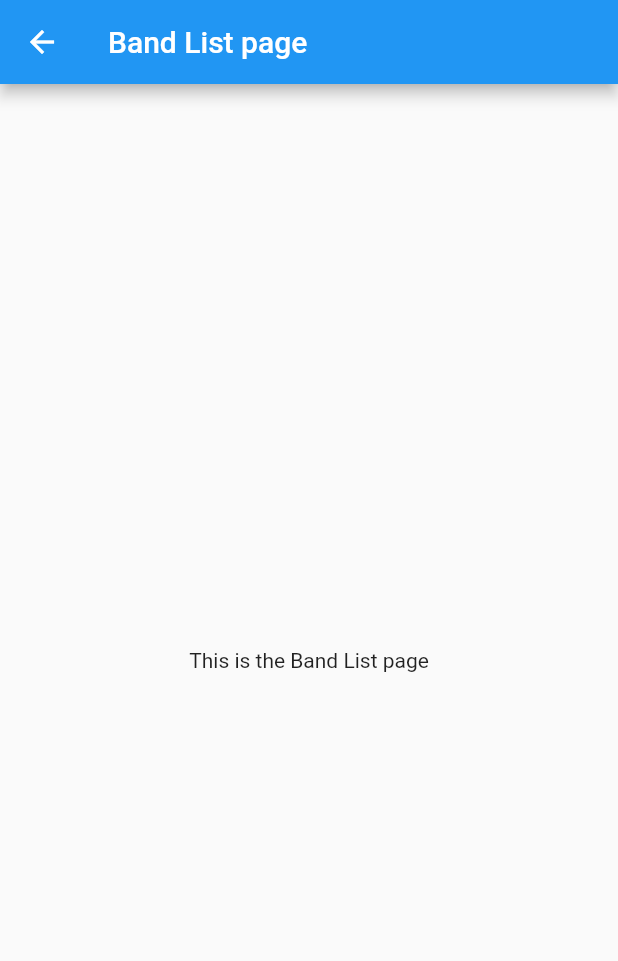
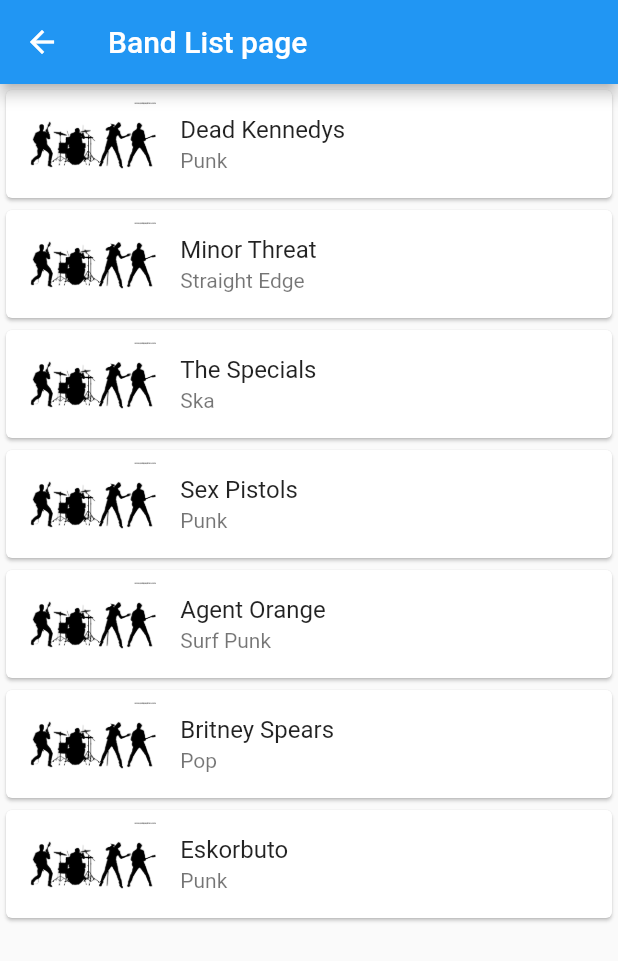
Before and after one commit to david1707/my_music, a Flutter app: the BandListScreen screen opened by its route, on a phone screen of 412 x 824 dp. Shown: the top 961 px of the screen. Run offline on Flutter 3.47's test engine with Material 2 defaults, Android fonts, the phone set to English and light mode, and no system bars; our stand-ins replace avatar_glow.

Commit message:
Album and Band lists created

```diff
--- a/lib/screens/album_list.dart
+++ b/lib/screens/album_list.dart
@@ -3,7 +3,15 @@ import 'package:flutter/material.dart';
 // TODO: List every album (ListView + link to the album). Add filters (by genre, year, band...)
 
 class AlbumListScreen extends StatelessWidget {
-  static const  routeName = '/album-list';
+  static const routeName = '/album-list';
+
+  List<Map> albumList = [
+    {'band': 'Dead Kennedys', 'title': 'Fresh fruit for rotten vegetables'},
+    {'band': 'Minor Threat', 'title': 'Minor Threat'},
+    {'band': 'Sex Pistols', 'title': 'Never mind the Bollocks'},
+    {'band': 'Britney Spears', 'title': 'Oops!... I Did It Again'},
+    {'band': 'Eskorbuto', 'title': 'Anti-Todo'},
+  ];
 
   @override
   Widget build(BuildContext context) {
@@ -12,11 +20,20 @@ class AlbumListScreen extends StatelessWidget {
         title: Text('Album List page'),
       ),
       body: Center(
-        child: Column(
-          mainAxisAlignment: MainAxisAlignment.center,
-          children: <Widget>[
-            Text('This is the Album List page'),
-          ],
+        child: ListView.builder(
+          itemBuilder: (context, index) {
+            return Card(
+              elevation: null,
+              child: ListTile(
+                leading: SizedBox(
+                  child: Image.asset('assets/images/placeholder_album.jpg'),
+                ),
+                title: Text(albumList[index]['band']),
+                subtitle: Text(albumList[index]['title']),
+              ),
+            );
+          },
+          itemCount: albumList.length,
         ),
       ),
     );
--- a/lib/screens/band_list.dart
+++ b/lib/screens/band_list.dart
@@ -3,7 +3,17 @@ import 'package:flutter/material.dart';
 // TODO: List every band (ListView + link to the band). Add filters (by genre, from, active...)
 
 class BandListScreen extends StatelessWidget {
-  static const  routeName = '/band-list';
+  static const routeName = '/band-list';
+
+  List<Map> bandList = [
+    {'title': 'Dead Kennedys', 'genre': 'Punk'},
+    {'title': 'Minor Threat', 'genre': 'Straight Edge'},
+    {'title': 'The Specials', 'genre': 'Ska'},
+    {'title': 'Sex Pistols', 'genre': 'Punk'},
+    {'title': 'Agent Orange', 'genre': 'Surf Punk'},
+    {'title': 'Britney Spears', 'genre': 'Pop'},
+    {'title': 'Eskorbuto', 'genre': 'Punk'},
+  ];
 
   @override
   Widget build(BuildContext context) {
@@ -12,11 +22,20 @@ class BandListScreen extends StatelessWidget {
         title: Text('Band List page'),
       ),
       body: Center(
-        child: Column(
-          mainAxisAlignment: MainAxisAlignment.center,
-          children: <Widget>[
-            Text('This is the Band List page'),
-          ],
+        child: ListView.builder(
+          itemBuilder: (context, index) {
+            return Card(
+              elevation: null,
+              child: ListTile(
+                leading: SizedBox(
+                  child: Image.asset('assets/images/placeholder_band.png'),
+                ),
+                title: Text(bandList[index]['title']),
+                subtitle: Text(bandList[index]['genre']),
+              ),
+            );
+          },
+          itemCount: bandList.length,
         ),
       ),
     );
```
Also changed, not shown: assets/images/placeholder_album.jpg (added), assets/images/placeholder_band.png (added).
